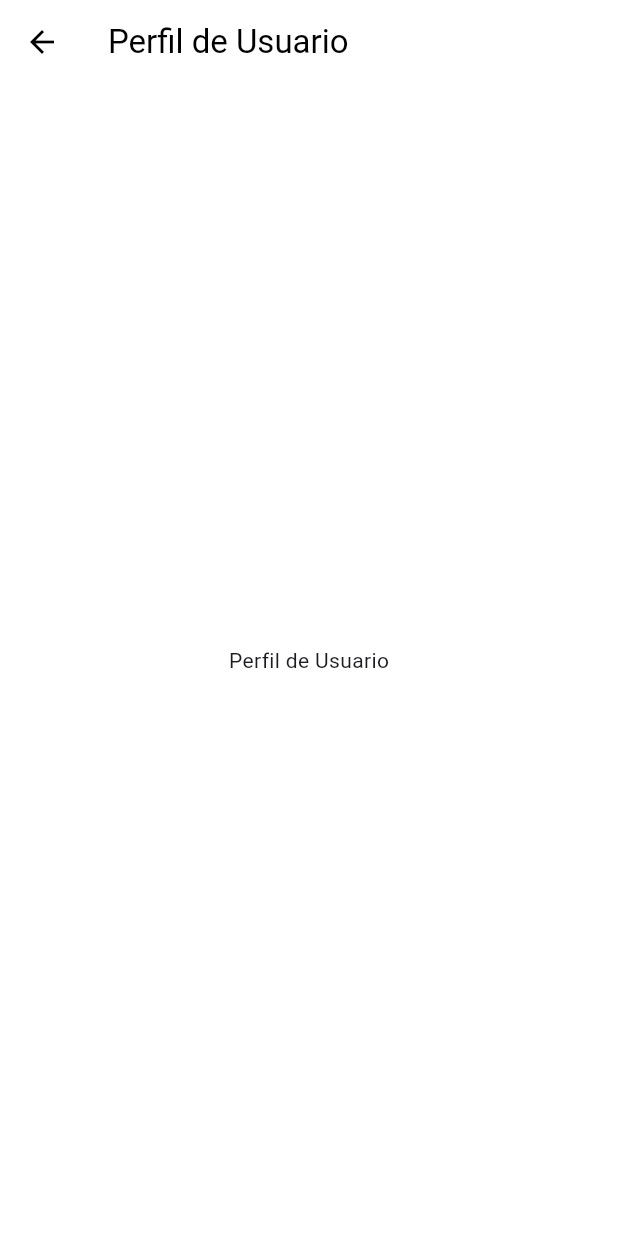
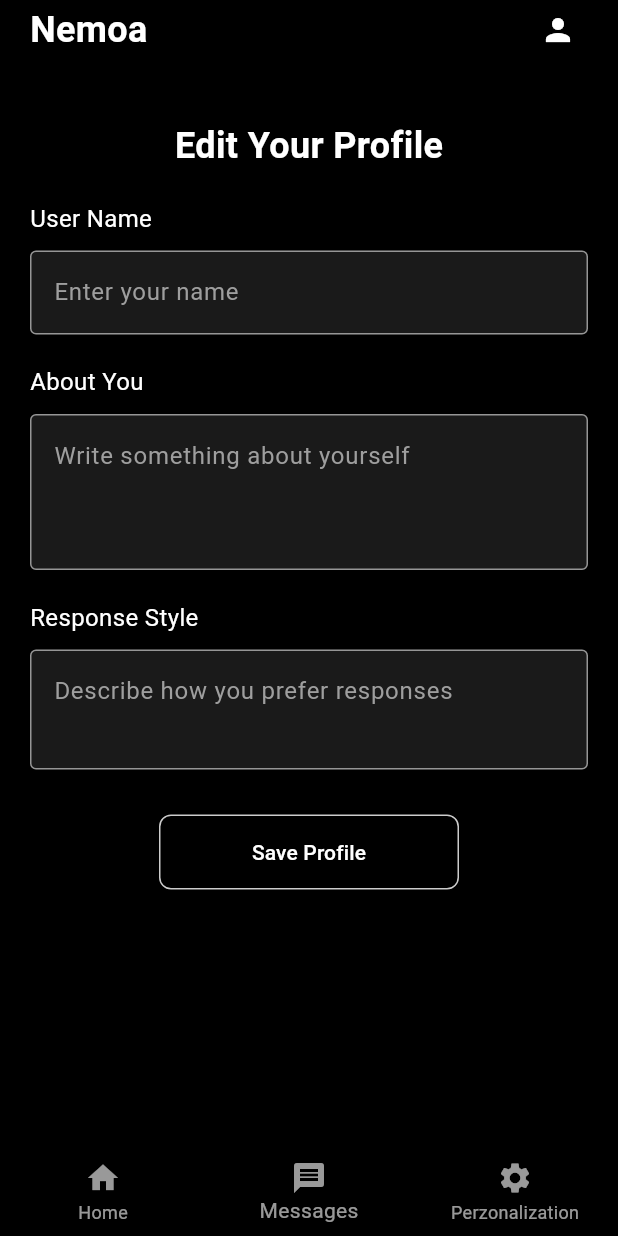
Before and after one commit to bvlmari/Nemoa, a Flutter app: the UserProfilePage screen opened by its route, on a phone screen of 412 x 824 dp. Run offline on Flutter 3.47's test engine with Material 3 defaults, Android fonts, the phone set to English and light mode, and no system bars; our stand-ins replace supabase_flutter; accounts and stored records are empty.

Commit message:
Implementación de la pantalla de perfil

```diff
--- a/nemoa/lib/main.dart
+++ b/nemoa/lib/main.dart
@@ -5,7 +5,7 @@ import 'package:nemoa/presentation/screens/main_page.dart';
 import 'package:nemoa/presentation/screens/messages_page.dart';
 import 'package:nemoa/presentation/screens/personalization_page.dart';
 import 'package:nemoa/presentation/screens/signup_pag.dart';
-import 'package:nemoa/presentation/screens/userprofile_page.dart';
+import 'package:nemoa/presentation/screens/user_profile_page.dart';
 import 'package:supabase_flutter/supabase_flutter.dart';
 
 void main() async {
--- a/nemoa/lib/presentation/screens/custom_header.dart
+++ b/nemoa/lib/presentation/screens/custom_header.dart
@@ -1,14 +1,15 @@
 import 'package:flutter/material.dart';
+import 'package:nemoa/presentation/screens/user_profile_page.dart';
 
 class CustomHeader extends StatelessWidget {
   const CustomHeader({Key? key}) : super(key: key);
 
   @override
   Widget build(BuildContext context) {
-    return const Row(
+    return Row(
       mainAxisAlignment: MainAxisAlignment.spaceBetween,
       children: [
-        Text(
+        const Text(
           'Nemoa',
           style: TextStyle(
             fontSize: 24,
@@ -17,9 +18,18 @@ class CustomHeader extends StatelessWidget {
             color: Colors.white,
           ),
         ),
-        CircleAvatar(
-          backgroundColor: Colors.black,
-          child: Icon(Icons.person, color: Colors.white),
+        GestureDetector(
+          onTap: () {
+            // Navega a la pantalla UserProfilePage cuando se toque el ícono
+            Navigator.push(
+              context,
+              MaterialPageRoute(builder: (context) => const UserProfilePage()),
+            );
+          },
+          child: const CircleAvatar(
+            backgroundColor: Colors.black,
+            child: Icon(Icons.person, color: Colors.white),
+          ),
         ),
       ],
     );
--- a/nemoa/lib/presentation/screens/main_page.dart
+++ b/nemoa/lib/presentation/screens/main_page.dart
@@ -1,7 +1,6 @@
 import 'package:flutter/material.dart';
 import 'package:nemoa/presentation/screens/bottom_nav_bar.dart';
 import 'dart:math' as math;
-
 import 'package:nemoa/presentation/screens/custom_header.dart';
 
 class MainPage extends StatefulWidget {
--- /dev/null
+++ b/nemoa/lib/presentation/screens/user_profile_page.dart
@@ -0,0 +1,198 @@
+import 'package:flutter/material.dart';
+import 'package:nemoa/presentation/screens/custom_header.dart';
+import 'package:nemoa/presentation/screens/bottom_nav_bar.dart';
+
+class UserProfilePage extends StatefulWidget {
+  static const String routename = 'UserProfilePage';
+
+  const UserProfilePage({super.key});
+
+  @override
+  State<UserProfilePage> createState() => _UserProfilePageState();
+}
+
+class _UserProfilePageState extends State<UserProfilePage> {
+  final _formKey = GlobalKey<FormState>();
+  final TextEditingController _nameController = TextEditingController();
+  final TextEditingController _aboutController = TextEditingController();
+  final TextEditingController _responseStyleController =
+      TextEditingController();
+  int _currentIndex = 1;
+
+  @override
+  void dispose() {
+    _nameController.dispose();
+    _aboutController.dispose();
+    _responseStyleController.dispose();
+    super.dispose();
+  }
+
+  void _saveProfile() {
+    if (_formKey.currentState?.validate() ?? false) {
+      ScaffoldMessenger.of(context).showSnackBar(
+        const SnackBar(content: Text('Perfil guardado exitosamente')),
+      );
+    }
+  }
+
+  void _onItemTapped(int index) {
+    setState(() {
+      _currentIndex = index;
+    });
+  }
+
+  @override
+  Widget build(BuildContext context) {
+    return Scaffold(
+      backgroundColor: Colors.black,
+      body: SafeArea(
+        child: Padding(
+          padding: const EdgeInsets.symmetric(horizontal: 20.0),
+          child: SingleChildScrollView(
+            child: Column(
+              crossAxisAlignment: CrossAxisAlignment.start,
+              children: [
+                const CustomHeader(),
+                const SizedBox(height: 40),
+                const Center(
+                  child: Text(
+                    'Edit Your Profile',
+                    style: TextStyle(
+                      fontSize: 24,
+                      fontWeight: FontWeight.bold,
+                      color: Colors.white,
+                    ),
+                  ),
+                ),
+                const SizedBox(height: 20),
+                Form(
+                  key: _formKey,
+                  child: Column(
+                    crossAxisAlignment: CrossAxisAlignment.start,
+                    children: [
+                      const Text(
+                        'User Name',
+                        style: TextStyle(fontSize: 16, color: Colors.white),
+                      ),
+                      const SizedBox(height: 10),
+                      TextFormField(
+                        controller: _nameController,
+                        style: const TextStyle(color: Colors.white),
+                        decoration: InputDecoration(
+                          filled: true,
+                          fillColor: Colors.white10,
+                          hintText: 'Enter your name',
+                          hintStyle: const TextStyle(color: Colors.grey),
+                          border: const OutlineInputBorder(
+                            borderSide: BorderSide(color: Colors.white54),
+                          ),
+                          enabledBorder: const OutlineInputBorder(
+                            borderSide: BorderSide(color: Colors.white54),
+                          ),
+                          focusedBorder: const OutlineInputBorder(
+                            borderSide: BorderSide(color: Colors.lightBlue),
+                          ),
+                        ),
+                        validator: (value) {
+                          if (value == null || value.isEmpty) {
+                            return 'Please enter your name';
+                          }
+                          return null;
+                        },
+                      ),
+                      const SizedBox(height: 20),
+                      const Text(
+                        'About You',
+                        style: TextStyle(fontSize: 16, color: Colors.white),
+                      ),
+                      const SizedBox(height: 10),
+                      TextFormField(
+                        controller: _aboutController,
+                        style: const TextStyle(color: Colors.white),
+                        maxLines: 3,
+                        decoration: InputDecoration(
+                          filled: true,
+                          fillColor: Colors.white10,
+                          hintText: 'Write something about yourself',
+                          hintStyle: const TextStyle(color: Colors.grey),
+                          border: const OutlineInputBorder(
+                            borderSide: BorderSide(color: Colors.white54),
+                          ),
+                          enabledBorder: const OutlineInputBorder(
+                            borderSide: BorderSide(color: Colors.white54),
+                          ),
+                          focusedBorder: const OutlineInputBorder(
+                            borderSide: BorderSide(color: Colors.lightBlue),
+                          ),
+                        ),
+                      ),
+                      const SizedBox(height: 20),
+                      const Text(
+                        'Response Style',
+                        style: TextStyle(fontSize: 16, color: Colors.white),
+                      ),
+                      const SizedBox(height: 10),
+                      TextFormField(
+                        controller: _responseStyleController,
+                        style: const TextStyle(color: Colors.white),
+                        maxLines: 2,
+                        decoration: InputDecoration(
+                          filled: true,
+                          fillColor: Colors.white10,
+                          hintText: 'Describe how you prefer responses',
+                          hintStyle: const TextStyle(color: Colors.grey),
+                          border: const OutlineInputBorder(
+                            borderSide: BorderSide(color: Colors.white54),
+                          ),
+                          enabledBorder: const OutlineInputBorder(
+                            borderSide: BorderSide(color: Colors.white54),
+                          ),
+                          focusedBorder: const OutlineInputBorder(
+                            borderSide: BorderSide(color: Colors.lightBlue),
+                          ),
+                        ),
+                      ),
+                      const SizedBox(height: 30),
+                      Center(
+                        child: Container(
+                          width: 200,
+                          child: ElevatedButton(
+                            style: ElevatedButton.styleFrom(
+                              backgroundColor: Colors.black,
+                              padding: const EdgeInsets.symmetric(
+                                  horizontal: 40, vertical: 15),
+                              side: BorderSide(
+                                color: Colors.white.withOpacity(0.8),
+                                width: 1,
+                              ),
+                              shape: RoundedRectangleBorder(
+                                borderRadius: BorderRadius.circular(8),
+                              ),
+                            ),
+                            onPressed: _saveProfile,
+                            child: const Text(
+                              'Save Profile',
+                              style: TextStyle(
+                                color: Colors.white,
+                                fontFamily: 'Roboto',
+                                fontSize: 14,
+                              ),
+                            ),
+                          ),
+                        ),
+                      ),
+                    ],
+                  ),
+                ),
+              ],
+            ),
+          ),
+        ),
+      ),
+      bottomNavigationBar: CustomBottomNavigationBar(
+        currentIndex: _currentIndex,
+        onTap: _onItemTapped,
+      ),
+    );
+  }
+}
--- a/nemoa/lib/presentation/screens/userprofile_page.dart
+++ /dev/null
@@ -1,14 +0,0 @@
-import 'package:flutter/material.dart';
-
-class UserProfilePage extends StatelessWidget {
-  static const String routename = 'UserProfilePage';
-  const UserProfilePage({super.key});
-
-  @override
-  Widget build(BuildContext context) {
-    return Scaffold(
-      appBar: AppBar(title: const Text('Perfil de Usuario')),
-      body: const Center(child: Text('Perfil de Usuario')),
-    );
-  }
-}
```
